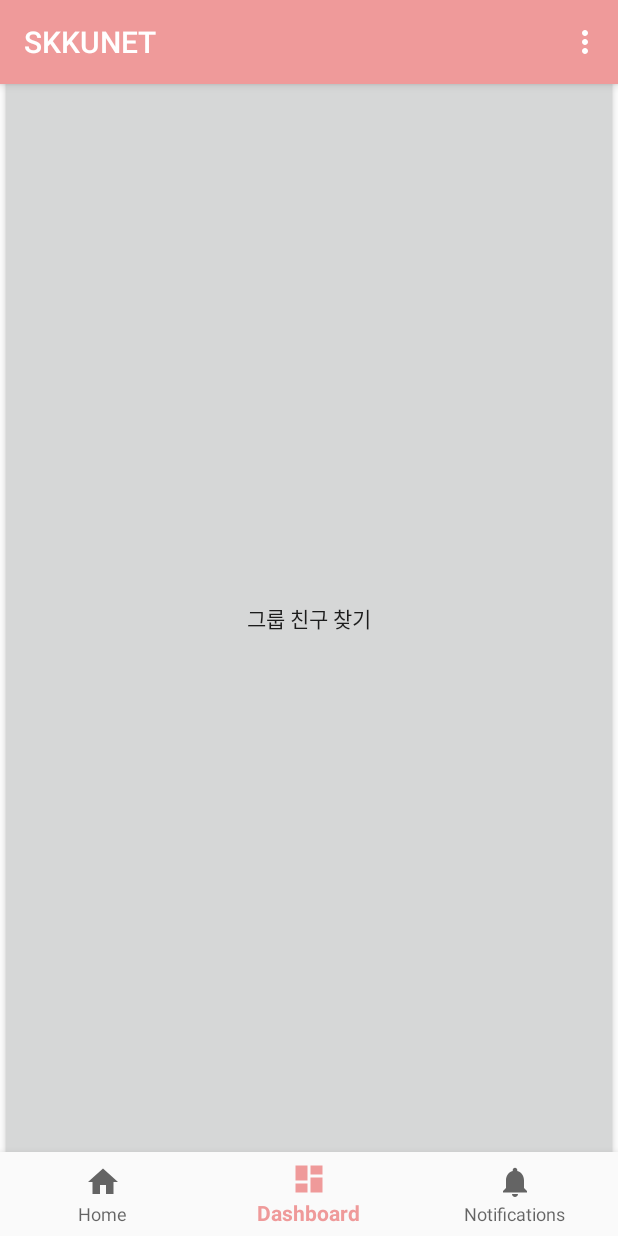
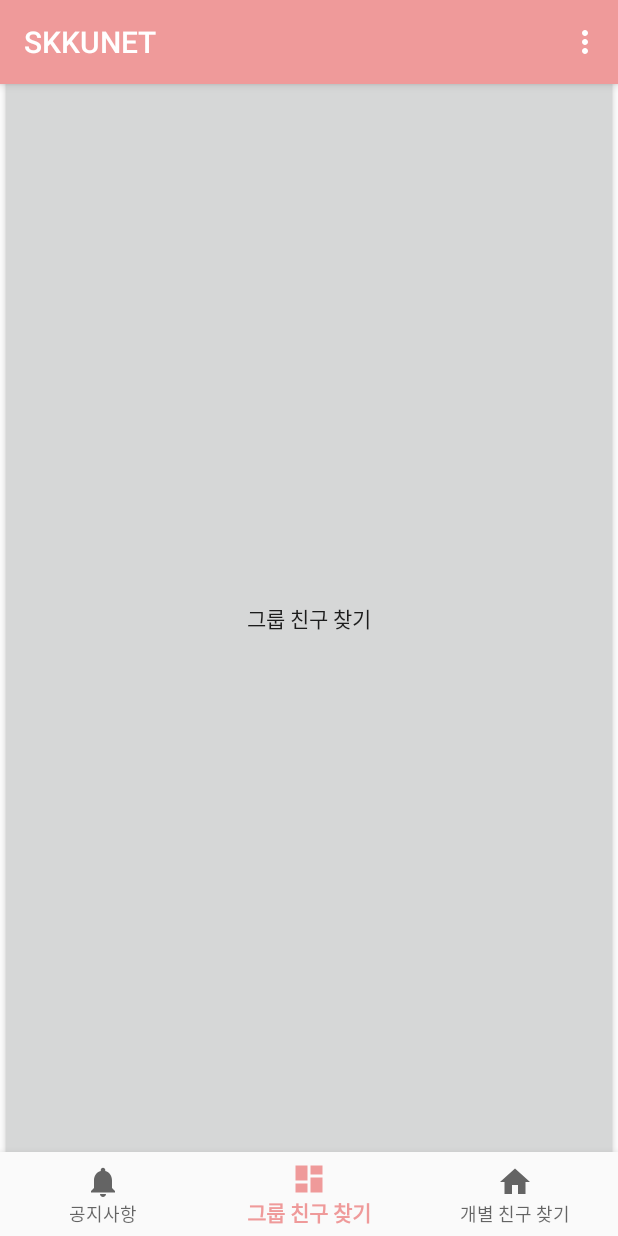
Before and after one commit to seo05048/MyApplication2, an Android app: the MainActivity screen opened directly, with no data from a screen before it, item 2 of the bottom bar chosen, on a phone screen of 412 x 824 dp. Run offline under Robolectric (Android 15) with nearby library versions, the phone set to English and light mode, and no system bars.

Commit message:
Update bottom_nav_menu.xml

```diff
--- a/app/src/main/res/menu/bottom_nav_menu.xml
+++ b/app/src/main/res/menu/bottom_nav_menu.xml
@@ -3,18 +3,18 @@
 
     <item
         android:id="@+id/navigation_home"
-        android:icon="@drawable/ic_home_black_24dp"
-        android:title="@string/title_home" />
+        android:icon="@drawable/ic_notifications_black_24dp"
+        android:title="공지사항" />
 
     <item
         android:id="@+id/navigation_dashboard"
         android:icon="@drawable/ic_dashboard_black_24dp"
-        android:title="@string/title_dashboard" />
+        android:title="그룹 친구 찾기" />
 
     <item
         android:id="@+id/navigation_notifications"
-        android:icon="@drawable/ic_notifications_black_24dp"
-        android:title="@string/title_notifications" />
+        android:icon="@drawable/ic_home_black_24dp"
+        android:title="개별 친구 찾기" />
 
 
 </menu>
```
